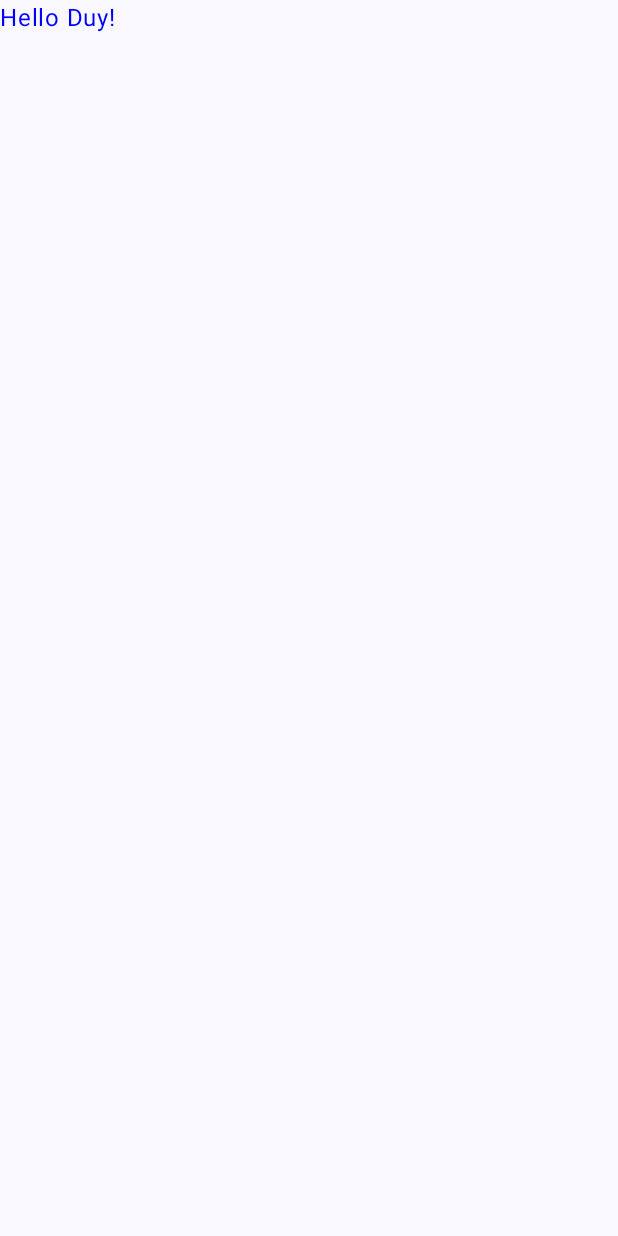
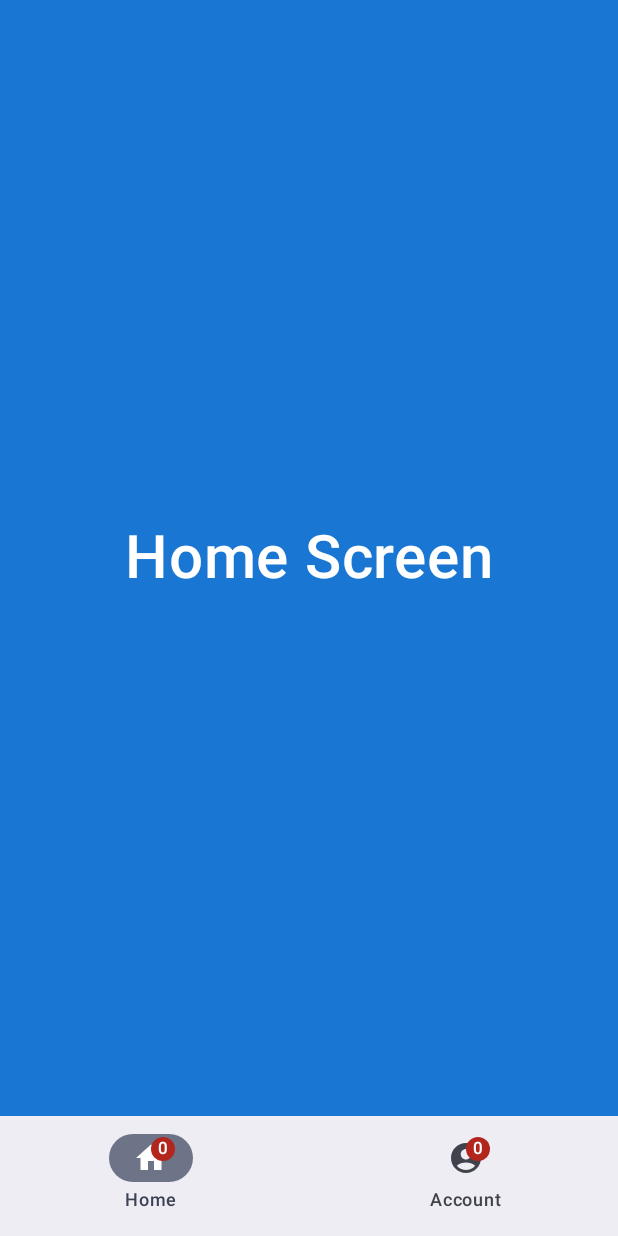
Before and after one commit to mdkhoat2/easy-fit, an Android app built with Jetpack Compose: the screen it shows after launch (MainActivity), on a phone screen of 412 x 824 dp. Before the commit the screen is almost empty. Run offline under Robolectric (Android 15) with nearby library versions, the phone set to English and light mode, and no system bars.

Commit message:
Add screen files

```diff
--- a/app/src/main/java/com/example/jetpackcompose/MainActivity.kt
+++ b/app/src/main/java/com/example/jetpackcompose/MainActivity.kt
@@ -4,14 +4,7 @@ import android.os.Bundle
 import androidx.activity.ComponentActivity
 import androidx.activity.compose.setContent
 import androidx.activity.enableEdgeToEdge
-import androidx.compose.foundation.layout.fillMaxSize
-import androidx.compose.foundation.layout.padding
-import androidx.compose.material3.Scaffold
-import androidx.compose.material3.Text
-import androidx.compose.runtime.Composable
-import androidx.compose.ui.Modifier
-import androidx.compose.ui.graphics.Color
-import androidx.compose.ui.tooling.preview.Preview
+import com.example.jetpackcompose.presentation.ui.screen.MainScreen
 import com.example.jetpackcompose.ui.theme.JetPackComposeTheme
 
 class MainActivity : ComponentActivity() {
@@ -20,30 +13,8 @@ class MainActivity : ComponentActivity() {
         enableEdgeToEdge()
         setContent {
             JetPackComposeTheme {
-                Scaffold(modifier = Modifier.fillMaxSize()) { innerPadding ->
-                    Greeting(
-                        name = "Duy",
-                        modifier = Modifier.padding(innerPadding)
-                    )
-                }
+                MainScreen()
             }
         }
     }
 }
-
-@Composable
-fun Greeting(name: String, modifier: Modifier = Modifier) {
-    Text(
-        text = "Hello $name!",
-        color = Color.Blue,
-        modifier = modifier
-    )
-}
-
-@Preview(showBackground = true)
-@Composable
-fun GreetingPreview() {
-    JetPackComposeTheme {
-        Greeting("Android")
-    }
-}
--- /dev/null
+++ b/app/src/main/java/com/example/jetpackcompose/presentation/di/NavItem.kt
@@ -0,0 +1,9 @@
+package com.example.jetpackcompose.presentation.di
+
+import androidx.compose.ui.graphics.vector.ImageVector
+
+data class NavItem(
+    val label: String,
+    val icon: ImageVector,
+    val badgeCount: Int,
+)
--- /dev/null
+++ b/app/src/main/java/com/example/jetpackcompose/presentation/ui/screen/HomeScreen.kt
@@ -0,0 +1,37 @@
+package com.example.jetpackcompose.presentation.ui.screen
+
+import androidx.compose.foundation.background
+import androidx.compose.foundation.layout.Arrangement
+import androidx.compose.foundation.layout.Column
+import androidx.compose.foundation.layout.fillMaxSize
+import androidx.compose.material3.Text
+import androidx.compose.runtime.Composable
+import androidx.compose.ui.Alignment
+import androidx.compose.ui.Modifier
+import androidx.compose.ui.graphics.Color
+import androidx.compose.ui.text.font.FontWeight
+import androidx.compose.ui.unit.sp
+
+/**
+ * Created by Duy on 29/11/2024
+ * @project EasyFit
+ * @author Duy
+ */
+
+@Composable
+fun HomeScreen(modifier: Modifier = Modifier) {
+    Column(
+        modifier = modifier
+            .fillMaxSize()
+            .background(Color(0xFF1976D2)),
+        verticalArrangement = Arrangement.Center,
+        horizontalAlignment = Alignment.CenterHorizontally
+    ){
+        Text(
+            text = "Home Screen",
+            fontSize = 40.sp,
+            fontWeight = FontWeight.SemiBold,
+            color = Color.White
+        )
+    }
+}
--- /dev/null
+++ b/app/src/main/java/com/example/jetpackcompose/presentation/ui/screen/MainScreen.kt
@@ -0,0 +1,73 @@
+package com.example.jetpackcompose.presentation.ui.screen
+
+import androidx.compose.foundation.layout.fillMaxSize
+import androidx.compose.foundation.layout.padding
+import androidx.compose.material.icons.Icons
+import androidx.compose.material.icons.filled.AccountCircle
+import androidx.compose.material.icons.filled.Home
+import androidx.compose.material3.Scaffold
+import androidx.compose.material3.Badge
+import androidx.compose.material3.BadgedBox
+import androidx.compose.material3.Icon
+import androidx.compose.material3.NavigationBar
+import androidx.compose.material3.NavigationBarItem
+import androidx.compose.material3.Text
+import androidx.compose.runtime.Composable
+import androidx.compose.runtime.getValue
+import androidx.compose.runtime.mutableIntStateOf
+import androidx.compose.runtime.mutableStateOf
+import androidx.compose.runtime.remember
+import androidx.compose.runtime.setValue
+import androidx.compose.ui.Modifier
+import com.example.jetpackcompose.presentation.di.NavItem
+
+@Composable
+fun MainScreen(){
+
+    val navItemList = listOf(
+        NavItem("Home", Icons.Default.Home, 0),
+        NavItem("Account", Icons.Default.AccountCircle, 0)
+    )
+
+    var selectedIndex by remember {
+        mutableIntStateOf(0)
+    }
+
+    Scaffold(
+        modifier = Modifier.fillMaxSize(),
+        bottomBar = {
+            NavigationBar {
+                navItemList.forEachIndexed { index, navItem ->
+                    NavigationBarItem(
+                        selected = selectedIndex == index,
+                        onClick = {
+                            selectedIndex = index
+                        },
+                        icon = {
+                            BadgedBox(badge = {
+                                Badge(){
+                                    Text(text = navItem.badgeCount.toString())
+                                }
+                            }) {
+                                Icon(imageVector = navItem.icon, contentDescription = "Icon")
+                            }
+                        },
+                        label = {
+                            Text(text = navItem.label)
+                        }
+                    )
+                }
+            }
+        }
+    ){ innerPadding ->
+        ContentScreen(modifier = Modifier.padding(innerPadding), selectedIndex = selectedIndex)
+    }
+}
+
+@Composable
+fun ContentScreen(modifier: Modifier = Modifier, selectedIndex: Int){
+    when(selectedIndex){
+        0 -> HomeScreen(modifier)
+        1 -> AccountScreen(modifier)
+    }
+}
```
Also changed, not shown: app/src/main/java/com/example/jetpackcompose/presentation/ui/screen/AccountScreen.kt (added, +37 -0 lines), app/src/main/java/com/example/jetpackcompose/presentation/ui/screen/Navigation.kt (added, +28 -0 lines).
